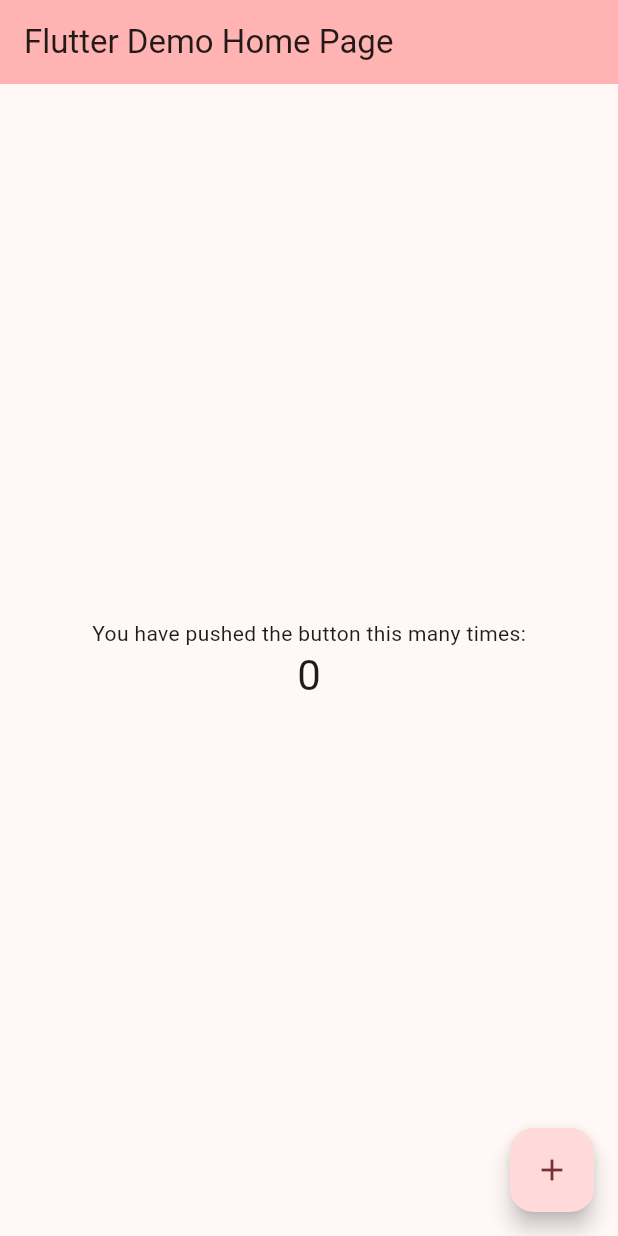
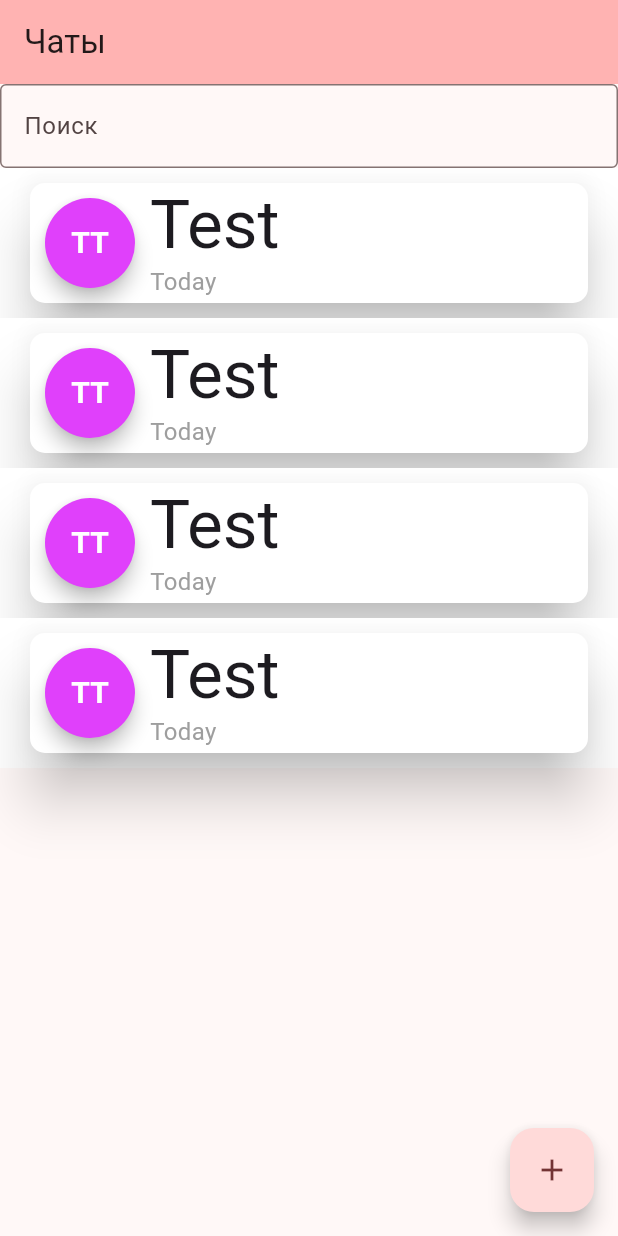
Before and after one commit to McKayne/MozzTestTask, a Flutter app: the screen it shows after launch, on a phone screen of 412 x 824 dp. Run offline on Flutter 3.47's test engine with Material 3 defaults, Android fonts, the phone set to English and light mode, and no system bars; our stand-ins replace fluttertoast.

```diff
--- /dev/null
+++ b/mozz_test_task/lib/home.dart
@@ -0,0 +1,341 @@
+import 'package:flutter/material.dart';
+import 'package:fluttertoast/fluttertoast.dart';
+
+class MyHomePage extends StatefulWidget {
+  const MyHomePage({super.key, required this.title});
+
+  // This widget is the home page of your application. It is stateful, meaning
+  // that it has a State object (defined below) that contains fields that affect
+  // how it looks.
+
+  // This class is the configuration for the state. It holds the values (in this
+  // case the title) provided by the parent (in this case the App widget) and
+  // used by the build method of the State. Fields in a Widget subclass are
+  // always marked "final".
+
+  final String title;
+
+  @override
+  State<MyHomePage> createState() => _MyHomePageState();
+}
+
+class _MyHomePageState extends State<MyHomePage> {
+  int _counter = 0;
+
+  late TextEditingController _chatNameController;
+
+  final Color _toastBackgroundColor = const Color(0xff2b2b2b);
+  final Color _toastTextColor = const Color(0xffffffff);
+
+  void appendNewChat(String chatContact) {
+    Fluttertoast.showToast(
+        msg: "Adding $chatContact",
+        toastLength: Toast.LENGTH_LONG,
+        gravity: ToastGravity.BOTTOM,
+        // Also possible "TOP" and "CENTER"
+        backgroundColor: _toastBackgroundColor,
+        textColor: _toastTextColor
+    );
+  }
+
+  void showAppendChatAlert() {
+    setState(() {
+      // This call to setState tells the Flutter framework that something has
+      // changed in this State, which causes it to rerun the build method below
+      // so that the display can reflect the updated values. If we changed
+      // _counter without calling setState(), then the build method would not be
+      // called again, and so nothing would appear to happen.
+      _counter++;
+    });
+
+    AlertDialog(
+      title: const Text('Add a new class'),
+      content: TextField(
+        //controller: textController,
+        autofocus: true,
+        decoration: const InputDecoration(
+            hintText: "Enter the name of the class."),
+      ),
+      actions: [
+        TextButton(
+          child: Text('Cancel'),
+          onPressed: () {
+            Navigator.pop(context);
+          },
+        ),
+        TextButton(
+          child: Text('Add'),
+          onPressed: () {
+            setState((){
+              //_items.add(textController.text)  // 👈 add list item to the list
+            });
+            Navigator.pop(context);
+            //Navigator.pop(context, textController.text);
+          },
+        ),
+      ],
+    );
+  }
+
+  void _incrementCounter() {
+    setState(() {
+      // This call to setState tells the Flutter framework that something has
+      // changed in this State, which causes it to rerun the build method below
+      // so that the display can reflect the updated values. If we changed
+      // _counter without calling setState(), then the build method would not be
+      // called again, and so nothing would appear to happen.
+      _counter++;
+    });
+  }
+
+  @override
+  Widget build(BuildContext context) {
+    // This method is rerun every time setState is called, for instance as done
+    // by the _incrementCounter method above.
+    //
+    // The Flutter framework has been optimized to make rerunning build methods
+    // fast, so that you can just rebuild anything that needs updating rather
+    // than having to individually change instances of widgets.
+    return Scaffold(
+      appBar: AppBar(
+        // TRY THIS: Try changing the color here to a specific color (to
+        // Colors.amber, perhaps?) and trigger a hot reload to see the AppBar
+        // change color while the other colors stay the same.
+        backgroundColor: Theme.of(context).colorScheme.inversePrimary,
+        // Here we take the value from the MyHomePage object that was created by
+        // the App.build method, and use it to set our appbar title.
+        title: Text(widget.title),
+      ),
+      body: Center(
+        // Center is a layout widget. It takes a single child and positions it
+        // in the middle of the parent.
+        child: Column(
+          // Column is also a layout widget. It takes a list of children and
+          // arranges them vertically. By default, it sizes itself to fit its
+          // children horizontally, and tries to be as tall as its parent.
+          //
+          // Column has various properties to control how it sizes itself and
+          // how it positions its children. Here we use mainAxisAlignment to
+          // center the children vertically; the main axis here is the vertical
+          // axis because Columns are vertical (the cross axis would be
+          // horizontal).
+          //
+          // TRY THIS: Invoke "debug painting" (choose the "Toggle Debug Paint"
+          // action in the IDE, or press "p" in the console), to see the
+          // wireframe for each widget.
+          mainAxisAlignment: MainAxisAlignment.start,
+          children: <Widget>[
+            const TextField(
+              decoration: InputDecoration(
+                border: OutlineInputBorder(),
+                hintText: 'Поиск',
+              ),
+            ),
+
+            const Cell(
+
+            ),
+
+            const Cell(
+
+            ),
+
+            const Cell(
+
+            ),
+
+            const Cell(
+
+            ),
+          ],
+        ),
+      ),
+      floatingActionButton: FloatingActionButton(
+        onPressed: () async {
+      final result = await showDialog(
+        context: context,
+        builder: (context) {
+          return AlertDialog(
+            title: const Text('Новый чат'),
+            content: TextField(
+              controller: _chatNameController,
+              autofocus: true,
+              decoration: const InputDecoration(
+                  hintText: "Введите имя контакта"),
+            ),
+            actions: [
+              TextButton(
+                child: Text('Отмена'),
+                onPressed: () {
+                  Navigator.pop(context);
+                },
+              ),
+              TextButton(
+                child: Text('Добавить'),
+                onPressed: () {
+                  appendNewChat(_chatNameController.text);
+                  Navigator.pop(context);
+                  //Navigator.pop(context, _textController.text);
+                },
+              ),
+            ],
+          );
+        },
+      );
+      if (result != null) {
+        result as String;
+        setState(() {
+          //_items.add(result);
+        });
+      }
+      }, //_incrementCounter,
+        tooltip: 'Increment',
+        child: const Icon(Icons.add),
+      ), // This trailing comma makes auto-formatting nicer for build methods.
+    );
+  }
+}
+
+class Cell extends StatefulWidget {
+  const Cell({super.key});
+
+  @override
+  State<StatefulWidget> createState() => _CellState();
+}
+
+class _CellState extends State<Cell> with WidgetsBindingObserver {
+  static const double gravity = 9.81;
+
+  int cellNumber = 0;
+  AppLifecycleState? appLifecycleState;
+
+  @override
+  void initState() {
+    // Keep track of what the current platform lifecycle state is.
+    WidgetsBinding.instance.addObserver(this);
+    super.initState();
+  }
+
+  @override
+  void dispose() {
+    WidgetsBinding.instance.removeObserver(this);
+    super.dispose();
+  }
+
+  @override
+  void didChangeAppLifecycleState(AppLifecycleState state) {
+    setState(() {
+      appLifecycleState = state;
+    });
+  }
+
+  // Show a random bright color.
+  Color randomLightColor() {
+    return Colors.white; //const Color(0xffff0000);
+  }
+
+  @override
+  Widget build(BuildContext context) {
+    return MaterialApp(
+      // The Flutter cells will be noticeably different (due to background color
+      // and the Flutter logo). The banner breaks immersion.
+      debugShowCheckedModeBanner: false,
+      home: Container(
+        color: Colors.white,
+        child: Builder(
+          builder: (context) {
+            return Card(
+              // Mimic the platform Material look.
+              margin: const EdgeInsets.symmetric(horizontal: 20, vertical: 10),
+              shape: RoundedRectangleBorder(
+                borderRadius: BorderRadius.circular(10),
+              ),
+              elevation: 16,
+              color: randomLightColor(),
+              child: Stack(
+                children: [
+                  Row(
+                    children: [
+
+                      Container(
+                        alignment: Alignment.center,
+                        width: 80,
+                        height: 80,
+                        child: Card(
+                          color: Colors.purpleAccent,
+                          semanticContainer: true,
+                          clipBehavior: Clip.antiAliasWithSaveLayer,
+                          shape: RoundedRectangleBorder(
+                            borderRadius: BorderRadius.circular(40.0),
+                          ),
+                          elevation: 5,
+                          margin: const EdgeInsets.all(10),
+                          child: const Center(
+                            child: Text(
+                              // Show a number provided by the platform based on
+                              // the cell's index.
+                              "TT",
+                              style: TextStyle(
+                                  color: Colors.white, fontWeight: FontWeight.bold, fontSize: 20
+                              ),
+                            ),
+                          ),
+                        ),
+                      )
+
+
+                      /*Card(
+                        margin: const EdgeInsets.symmetric(horizontal: 10, vertical: 10),
+                        shape: RoundedRectangleBorder(
+                          borderRadius: BorderRadius.circular(20)
+                        ),
+                        elevation: 10,
+                        color: Colors.purpleAccent,
+                        child: const Stack(
+                          children: [
+                            Center(
+                              widthFactor: 2,
+                              heightFactor: 2,
+                              child: Text(
+                                // Show a number provided by the platform based on
+                                // the cell's index.
+                                "TT",
+                                style: TextStyle(
+                                    color: Colors.greenAccent, fontStyle: FontStyle.italic),
+                              ),
+                            )
+                          ],
+                        ),
+                      )*/,
+
+                      Column(
+                        crossAxisAlignment: CrossAxisAlignment.start,
+                        mainAxisAlignment: MainAxisAlignment.start,
+                        children: [
+                          Text(
+                            // Show a number provided by the platform based on
+                            // the cell's index.
+                            "Test",
+                            style: Theme.of(context).textTheme.displayMedium,
+                          ),
+                          const Text(
+                            // Show a number provided by the platform based on
+                            // the cell's index.
+                            "Today",
+                            style: TextStyle(
+                                color: Colors.grey, fontSize: 16
+                            ),
+                          ),
+                        ],
+                      )
+                    ],
+                  )
+                ],
+              ),
+            );
+          },
+        ),
+      ),
+    );
+  }
+}
--- a/mozz_test_task/lib/main.dart
+++ b/mozz_test_task/lib/main.dart
@@ -1,4 +1,7 @@
 import 'package:flutter/material.dart';
+import 'package:flutter/services.dart';
+
+import 'home.dart';
 
 void main() {
   runApp(const MyApp());
@@ -10,6 +13,9 @@ class MyApp extends StatelessWidget {
   // This widget is the root of your application.
   @override
   Widget build(BuildContext context) {
+    SystemChrome.setPreferredOrientations([
+      DeviceOrientation.portraitUp
+    ]);
 
     Color suaveRed = const Color(0xffff9999);
 
@@ -35,95 +41,7 @@ class MyApp extends StatelessWidget {
         colorScheme: ColorScheme.fromSeed(seedColor: suaveRed),
         useMaterial3: true,
       ),
-      home: const MyHomePage(title: 'Flutter Demo Home Page'),
+      home: const MyHomePage(title: 'Чаты'),
     );
   }
 }
-
-class MyHomePage extends StatefulWidget {
-  const MyHomePage({super.key, required this.title});
-
-  // This widget is the home page of your application. It is stateful, meaning
-  // that it has a State object (defined below) that contains fields that affect
-  // how it looks.
-
-  // This class is the configuration for the state. It holds the values (in this
-  // case the title) provided by the parent (in this case the App widget) and
-  // used by the build method of the State. Fields in a Widget subclass are
-  // always marked "final".
-
-  final String title;
-
-  @override
-  State<MyHomePage> createState() => _MyHomePageState();
-}
-
-class _MyHomePageState extends State<MyHomePage> {
-  int _counter = 0;
-
-  void _incrementCounter() {
-    setState(() {
-      // This call to setState tells the Flutter framework that something has
-      // changed in this State, which causes it to rerun the build method below
-      // so that the display can reflect the updated values. If we changed
-      // _counter without calling setState(), then the build method would not be
-      // called again, and so nothing would appear to happen.
-      _counter++;
-    });
-  }
-
-  @override
-  Widget build(BuildContext context) {
-    // This method is rerun every time setState is called, for instance as done
-    // by the _incrementCounter method above.
-    //
-    // The Flutter framework has been optimized to make rerunning build methods
-    // fast, so that you can just rebuild anything that needs updating rather
-    // than having to individually change instances of widgets.
-    return Scaffold(
-      appBar: AppBar(
-        // TRY THIS: Try changing the color here to a specific color (to
-        // Colors.amber, perhaps?) and trigger a hot reload to see the AppBar
-        // change color while the other colors stay the same.
-        backgroundColor: Theme.of(context).colorScheme.inversePrimary,
-        // Here we take the value from the MyHomePage object that was created by
-        // the App.build method, and use it to set our appbar title.
-        title: Text(widget.title),
-      ),
-      body: Center(
-        // Center is a layout widget. It takes a single child and positions it
-        // in the middle of the parent.
-        child: Column(
-          // Column is also a layout widget. It takes a list of children and
-          // arranges them vertically. By default, it sizes itself to fit its
-          // children horizontally, and tries to be as tall as its parent.
-          //
-          // Column has various properties to control how it sizes itself and
-          // how it positions its children. Here we use mainAxisAlignment to
-          // center the children vertically; the main axis here is the vertical
-          // axis because Columns are vertical (the cross axis would be
-          // horizontal).
-          //
-          // TRY THIS: Invoke "debug painting" (choose the "Toggle Debug Paint"
-          // action in the IDE, or press "p" in the console), to see the
-          // wireframe for each widget.
-          mainAxisAlignment: MainAxisAlignment.center,
-          children: <Widget>[
-            const Text(
-              'You have pushed the button this many times:',
-            ),
-            Text(
-              '$_counter',
-              style: Theme.of(context).textTheme.headlineMedium,
-            ),
-          ],
-        ),
-      ),
-      floatingActionButton: FloatingActionButton(
-        onPressed: _incrementCounter,
-        tooltip: 'Increment',
-        child: const Icon(Icons.add),
-      ), // This trailing comma makes auto-formatting nicer for build methods.
-    );
-  }
-}
--- a/mozz_test_task/pubspec.yaml
+++ b/mozz_test_task/pubspec.yaml
@@ -35,6 +35,10 @@ dependencies:
   # The following adds the Cupertino Icons font to your application.
   # Use with the CupertinoIcons class for iOS style icons.
   cupertino_icons: ^1.0.6
+  fluttertoast: ^8.2.6
+  firebase_core: "^1.2.1"
+  firebase_analytics: "^8.1.1"
+  firebase_crashlytics: "^2.0.5"
 
 dev_dependencies:
   flutter_test:
```
Also changed, not shown: mozz_test_task/pubspec.lock.
